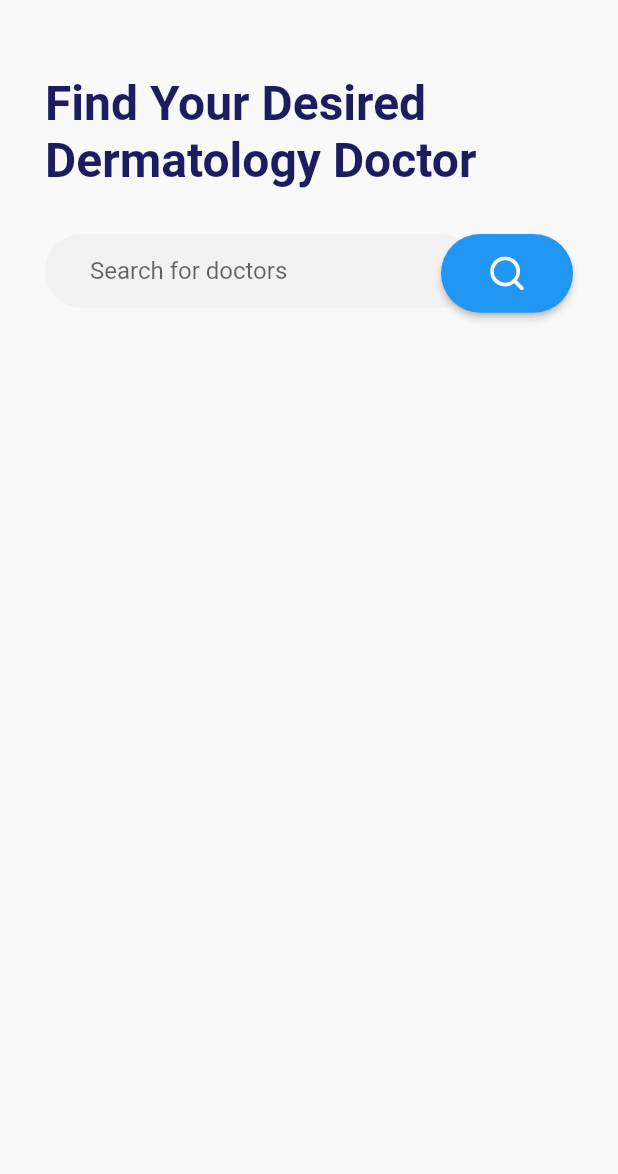
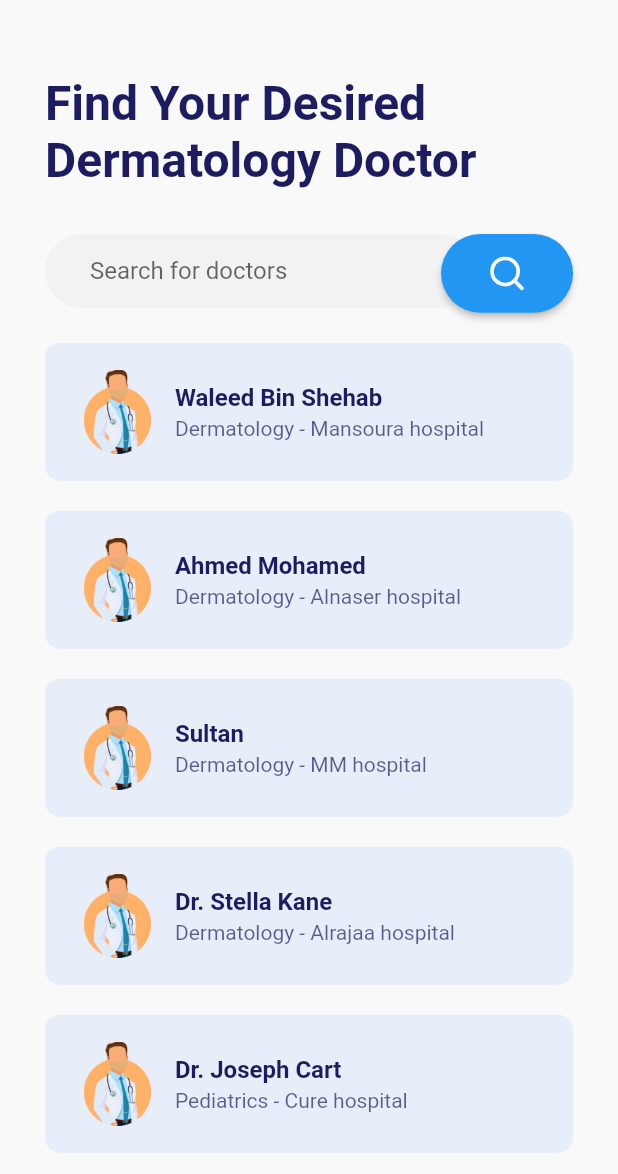
Before and after one commit to wshehab99/dawiny, a Flutter app: the Doctorlist screen opened directly, after a tap on "Dermatology", on a phone screen of 412 x 824 dp, the part 62-1236 px from its top. Run offline on Flutter 3.47's test engine with Material 2 defaults, Android fonts, the phone set to English and light mode, and no system bars; our stand-ins replace flutter_screenutil, flutter_svg, smooth_page_indicator.

Commit message:
fake data

```diff
--- /dev/null
+++ b/lib/fake_data/fake_data.dart
@@ -0,0 +1,101 @@
+import 'package:find_doctor/model/doctor.dart';
+import 'package:flutter/material.dart';
+
+// enum Specialization {
+//   Dermatology,
+//   Ear,
+//   Ophthalmology,
+//   Nephrology,
+//   Dentistry,
+//   Brain,
+//   Cardiology,
+//   Neurology,
+//   Orthopedics,
+//   Pediatrics,
+//   Endocrinology,
+// }
+
+class SpecializationData {
+  SpecializationData(this.name, this.imagePath);
+
+  String name;
+  String imagePath;
+}
+
+class FakeData {
+  static List<Doctor> doctors = [
+    Doctor(
+      email: "waleed@gmail.com",
+      password: 'password123',
+      fullName: "Waleed Bin Shehab",
+      specialist: 'Dermatology',
+      hospitalName: 'Mansoura hospital',
+      profilePhoto: 'assets/images/doctor2.png',
+    ),
+    Doctor(
+      email: "Ahmed@gmail.com",
+      password: 'password123',
+      fullName: "Ahmed Mohamed",
+      specialist: 'Dermatology',
+      hospitalName: 'Alnaser hospital',
+      profilePhoto: 'assets/images/doctor2.png',
+    ),
+    Doctor(
+      email: "Sultan@gmail.com",
+      password: 'password123',
+      fullName: "Sultan",
+      specialist: 'Dermatology',
+      hospitalName: 'MM hospital',
+      profilePhoto: 'assets/images/doctor2.png',
+    ),
+    Doctor(
+      email: "waleed@gmail.com",
+      password: 'password123',
+      fullName: "Dr. Stella Kane",
+      specialist: 'Dermatology',
+      hospitalName: 'Alrajaa hospital',
+      profilePhoto: 'assets/images/doctor2.png',
+    ),
+    Doctor(
+      email: "waleed@gmail.com",
+      password: 'password123',
+      fullName: "Dr. Joseph Cart",
+      specialist: 'Pediatrics',
+      hospitalName: "Cure hospital",
+      profilePhoto: 'assets/images/doctor2.png',
+    ),
+    Doctor(
+      email: "waleed@gmail.com",
+      password: 'password123',
+      fullName: "Dr. Stephani",
+      specialist: 'Endocrinology',
+      hospitalName: "Cure hospital",
+      profilePhoto: 'assets/images/doctor2.png',
+    ),
+  ];
+
+  static var specializations = <SpecializationData>[
+    SpecializationData(
+      'Dermatology',
+      "assets/icons/dermatology.png",
+    ),
+    SpecializationData(
+      'Ear',
+      "assets/icons/ear.png",
+    ),
+    SpecializationData('Ophthalmology', "assets/icons/eye.png"),
+    SpecializationData('Nephrology', "assets/icons/kidney.png"),
+    SpecializationData('Dentistry', "assets/icons/dental_surgeon.png"),
+    SpecializationData('Brain', "assets/icons/brain.png"),
+    SpecializationData('Cardiology', "assets/icons/heart_surgeon.png"),
+    SpecializationData('Neurology', "assets/icons/neuron.png"),
+    SpecializationData('Orthopedics', "assets/icons/fracture.png"),
+    SpecializationData('Pediatrics', "assets/icons/child.png"),
+    SpecializationData(
+      'Endocrinology',
+      "assets/icons/endocrine.png",
+    ),
+  ];
+
+  static where(Function(dynamic element) param0) {}
+}
--- a/lib/model/doctor.dart
+++ b/lib/model/doctor.dart
@@ -1,13 +1,14 @@
 import 'package:find_doctor/model/user.dart';
+import 'package:find_doctor/screens/profile_photo_card.dart';
 import 'package:flutter/material.dart';
 
-class Doctror extends User {
-  Doctror(
+class Doctor extends User {
+  Doctor(
       {required String email,
       required String password,
       required String fullName,
       required String this.hospitalName,
-      Widget? profilePhoto,
+      required String profilePhoto,
       this.specialist})
       : super(
           email: email,
@@ -17,44 +18,4 @@ class Doctror extends User {
         );
   String? specialist;
   String? hospitalName;
-  static List<Doctror> doctors = [
-    Doctror(
-        email: "waleed@gmail.com",
-        password: 'password123',
-        fullName: "Waleed Bin Shehab",
-        specialist: 'Brain',
-        hospitalName: 'Mansoura hospital'),
-    Doctror(
-        email: "Ahmed@gmail.com",
-        password: 'password123',
-        fullName: "Ahmed Mohamed",
-        specialist: 'Cardiology',
-        hospitalName: 'Alnaser hospital'),
-    Doctror(
-        email: "Sultan@gmail.com",
-        password: 'password123',
-        fullName: "Sultan",
-        specialist: 'Neurology',
-        hospitalName: 'MM hospital'),
-    Doctror(
-        email: "waleed@gmail.com",
-        password: 'password123',
-        fullName: "Dr. Stella Kane",
-        specialist: 'Orthopedics',
-        hospitalName: 'Alrajaa hospital'),
-    Doctror(
-      email: "waleed@gmail.com",
-      password: 'password123',
-      fullName: "Dr. Joseph Cart",
-      specialist: 'Pediatrics',
-      hospitalName: "Cure hospital",
-    ),
-    Doctror(
-      email: "waleed@gmail.com",
-      password: 'password123',
-      fullName: "Dr. Stephani",
-      specialist: 'Endocrinology',
-      hospitalName: "Cure hospital",
-    ),
-  ];
 }
--- a/lib/model/user.dart
+++ b/lib/model/user.dart
@@ -4,7 +4,7 @@ class User {
   String? fullName;
   String email;
   String password;
-  Widget? profilePhoto;
+  String? profilePhoto;
   String address;
   String birthday;
   String gender;
--- a/lib/screens/diagnoses.dart/diagnosesList.dart
+++ b/lib/screens/diagnoses.dart/diagnosesList.dart
@@ -1,3 +1,6 @@
+import 'dart:math';
+
+import 'package:find_doctor/fake_data/fake_data.dart';
 import 'package:find_doctor/shared/diagnos_item_widget.dart';
 import 'package:flutter/material.dart';
 
@@ -12,7 +15,7 @@ class Doctorlist extends StatefulWidget {
 }
 
 class _DoctorlistState extends State<Doctorlist> {
-  List shownList = DiagnosItem.specialtiesList;
+  var shownList = FakeData.specializations;
   @override
   Widget build(BuildContext context) {
     return Scaffold(
@@ -36,10 +39,15 @@ class _DoctorlistState extends State<Doctorlist> {
               hint: 'search',
               onSearch: (value) {
                 setState(() {
-                  shownList = DiagnosItem.specialtiesList
-                      .where((element) =>
-                          element.text!.toLowerCase().contains(value!))
-                      .toList();
+                  shownList = FakeData.specializations.where((element) {
+                    return element.name.toLowerCase().contains(value!);
+                  }).toList();
+                  //  shownList = specializations.values
+                  //     .where((element) =>
+                  //         specializationName[element.specialization]!
+                  //             .toLowerCase()
+                  //             .contains(value!))
+                  //     .toList();
                 });
               },
             ),
@@ -56,19 +64,21 @@ class _DoctorlistState extends State<Doctorlist> {
             // ),
             Expanded(
                 child: ListView.separated(
-              itemBuilder: ((context, index) => DiagnosItem(
-                    icon: shownList[index].icon,
-                    text: shownList[index].text,
-                    ontap: () {
-                      Navigator.push(
-                          context,
-                          MaterialPageRoute(
-                            builder: ((context) => DoctorListScreen(
-                                  dignoseName: shownList[index].text,
-                                )),
-                          ));
-                    },
-                  )),
+              itemBuilder: ((context, index) {
+                var value = shownList[index];
+                return DiagnosItem(
+                  specialization: value,
+                  ontap: () {
+                    Navigator.push(
+                      context,
+                      MaterialPageRoute(
+                        builder: ((context) =>
+                            DoctorListScreen(dignoseName: value.name)),
+                      ),
+                    );
+                  },
+                );
+              }),
               separatorBuilder: (context, index) => const Divider(),
               itemCount: shownList.length,
             )),
--- a/lib/screens/doctors/doctor_list_screen.dart
+++ b/lib/screens/doctors/doctor_list_screen.dart
@@ -1,9 +1,11 @@
+import 'package:find_doctor/fake_data/fake_data.dart';
 import 'package:find_doctor/screens/doctors/doctor_list_widget..dart';
 import 'package:flutter/material.dart';
 import 'package:flutter_svg/svg.dart';
 
 import '../../shared/constant.dart';
 
+import '../../shared/doctorCard.dart';
 import '../../shared/searchBar.dart';
 
 class DoctorListScreen extends StatelessWidget {
@@ -53,17 +55,6 @@ class DoctorListScreen extends StatelessWidget {
               SizedBox(
                 height: 20,
               ),
-              Padding(
-                padding: EdgeInsets.symmetric(horizontal: 30),
-                child: Text(
-                  '',
-                  style: TextStyle(
-                    fontWeight: FontWeight.bold,
-                    color: kTitleTextColor,
-                    fontSize: 18,
-                  ),
-                ),
-              ),
               Expanded(
                 child: DoctorListWidget(dignoseName: dignoseName!),
               ),
@@ -72,74 +63,79 @@ class DoctorListScreen extends StatelessWidget {
     );
   }
 
-  buildDoctorList() {
-    //   child: ListView(
-    //     children: [
-    //       DoctorCard(
-    //         'Dr. Stella Kane',
-    //         '$dignoseName - Flower Hospitals',
-    //         'assets/images/doctor1.png',
-    //         kBlueColor,
-    //       ),
-    //       SizedBox(
-    //         height: 20,
-    //       ),
-    //       DoctorCard(
-    //         'Dr. Stella Kane',
-    //         '$dignoseName - Flower Hospitals',
-    //         'assets/images/doctor1.png',
-    //         kBlueColor,
-    //       ),
-    //       SizedBox(
-    //         height: 20,
-    //       ),
-    //       DoctorCard(
-    //         'Dr. Stella Kane',
-    //         '$dignoseName - Flower Hospitals',
-    //         'assets/images/doctor1.png',
-    //         kBlueColor,
-    //       ),
-    //       SizedBox(
-    //         height: 20,
-    //       ),
-    //       DoctorCard(
-    //         'Dr. Stella Kane',
-    //         '$dignoseName - Flower Hospitals',
-    //         'assets/images/doctor1.png',
-    //         kBlueColor,
-    //       ),
-    //       SizedBox(
-    //         height: 20,
-    //       ),
-    //       DoctorCard(
-    //         'Dr. Stella Kane',
-    //         '$dignoseName - Flower Hospitals',
-    //         'assets/images/doctor1.png',
-    //         kBlueColor,
-    //       ),
-    //       SizedBox(
-    //         height: 20,
-    //       ),
-    //       DoctorCard(
-    //         'Dr. Joseph Cart',
-    //         '$dignoseName - Flower Hospitals',
-    //         'assets/images/doctor2.png',
-    //         kYellowColor,
-    //       ),
-    //       SizedBox(
-    //         height: 20,
-    //       ),
-    //       DoctorCard(
-    //         'Dr. Stephanie',
-    //         '$dignoseName - Flower Hospitals',
-    //         'assets/images/doctor3.png',
-    //         kOrangeColor,
-    //       ),
-    //       SizedBox(
-    //         height: 20,
-    //       ),
-    //     ],
-    //   ),
-    // );
-  }
+  // buildDoctorList() {
+  //   return Padding(
+  //     padding: EdgeInsets.symmetric(
+  //       horizontal: 30,
+  //     ),
+  //     child: ListView(
+  //       children: [
+  //         DoctorCard(
+  //           'Dr. Stella Kane',
+  //           'Heart Surgeon - Flower Hospitals',
+  //           'assets/images/doctor1.png',
+  //           kBlueColor,
+  //         ),
+  //         SizedBox(
+  //           height: 20,
+  //         ),
+  //         DoctorCard(
+  //           'Dr. Stella Kane',
+  //           'Heart Surgeon - Flower Hospitals',
+  //           'assets/images/doctor1.png',
+  //           kBlueColor,
+  //         ),
+  //         SizedBox(
+  //           height: 20,
+  //         ),
+  //         DoctorCard(
+  //           'Dr. Stella Kane',
+  //           'Heart Surgeon - Flower Hospitals',
+  //           'assets/images/doctor1.png',
+  //           kBlueColor,
+  //         ),
+  //         SizedBox(
+  //           height: 20,
+  //         ),
+  //         DoctorCard(
+  //           'Dr. Stella Kane',
+  //           'Heart Surgeon - Flower Hospitals',
+  //           'assets/images/doctor1.png',
+  //           kBlueColor,
+  //         ),
+  //         SizedBox(
+  //           height: 20,
+  //         ),
+  //         DoctorCard(
+  //           'Dr. Stella Kane',
+  //           'Heart Surgeon - Flower Hospitals',
+  //           'assets/images/doctor1.png',
+  //           kBlueColor,
+  //         ),
+  //         SizedBox(
+  //           height: 20,
+  //         ),
+  //         DoctorCard(
+  //           'Dr. Joseph Cart',
+  //           'Dental Surgeon - Flower Hospitals',
+  //           'assets/images/doctor2.png',
+  //           kYellowColor,
+  //         ),
+  //         SizedBox(
+  //           height: 20,
+  //         ),
+  //         DoctorCard(
+  //           'Dr. Stephanie',
+  //           'Eye Specialist - Flower Hospitals',
+  //           'assets/images/doctor3.png',
+  //           kOrangeColor,
+  //         ),
+  //         SizedBox(
+  //           height: 20,
+  //         ),
+  //       ],
+  //     ),
+  //   );
+  // }
+
 }
--- a/lib/screens/doctors/doctor_list_widget..dart
+++ b/lib/screens/doctors/doctor_list_widget..dart
@@ -1,11 +1,13 @@
+import 'package:find_doctor/fake_data/fake_data.dart';
 import 'package:flutter/material.dart';
 
-import '../../model/doctor.dart';
 import '../../shared/constant.dart';
 import '../../shared/doctorCard.dart';
 
 class DoctorListWidget extends StatelessWidget {
-  List<Doctror> shownList = [];
+  // List<Doctor> shownList = [
+
+  // ];
 
   String dignoseName;
 
@@ -13,9 +15,10 @@ class DoctorListWidget extends StatelessWidget {
 
   @override
   Widget build(BuildContext context) {
-    shownList = Doctror.doctors
-        .where((element) => element.specialist == dignoseName)
-        .toList();
+    var shownList = FakeData.doctors;
+    // .where((element) =>
+    //     element.specialist!.toLowerCase().contains(dignoseName))
+    // .toList();
     return Padding(
         padding: const EdgeInsets.symmetric(
           horizontal: 30,
@@ -25,7 +28,7 @@ class DoctorListWidget extends StatelessWidget {
               return DoctorCard(
                   shownList[index].fullName,
                   "${shownList[index].specialist} - ${shownList[index].hospitalName}",
-                  "assets/images/doctor1.png",
+                  "${shownList[index].profilePhoto}",
                   kBlueColor);
             },
             separatorBuilder: (context, index) => const SizedBox(
```
Also changed, not shown: lib/screens/doctors/doctorList.dart (added, +148 -0 lines), lib/shared/diagnos_item_widget.dart (+75 -94 lines).
